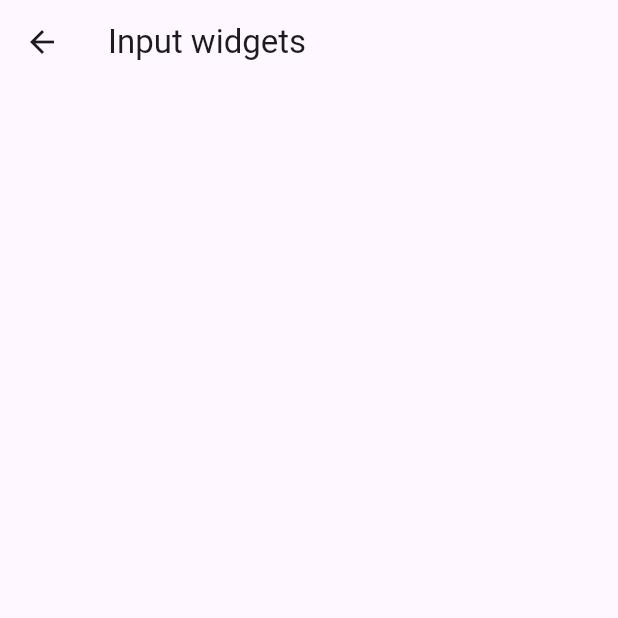
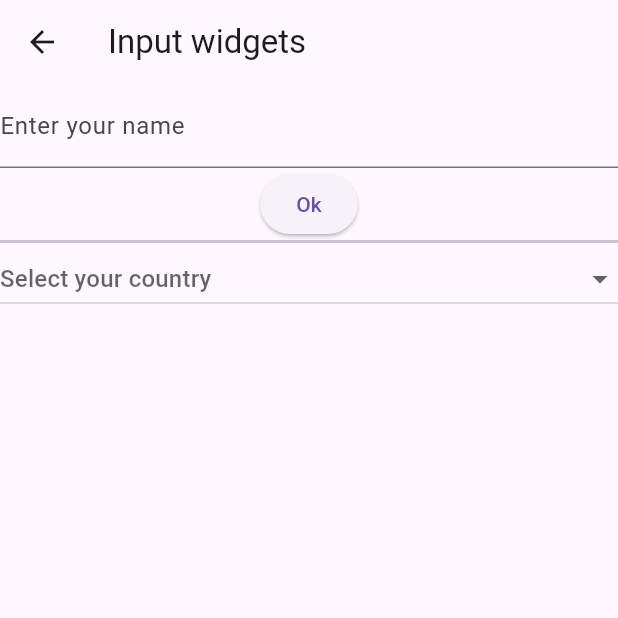
Before and after one commit to denickman/FlutterWidgetsPractice, a Flutter app: the InputWidget screen opened directly, on a phone screen of 412 x 824 dp, the top half of it. Run offline on Flutter 3.47's test engine with Material 3 defaults, Android fonts, the phone set to English and light mode, and no system bars.

Commit message:
Update input widgets

```diff
--- a/lib/input_widget.dart
+++ b/lib/input_widget.dart
@@ -1,5 +1,3 @@
-
-
 import 'package:flutter/material.dart';
 
 class InputWidget extends StatefulWidget {
@@ -10,14 +8,54 @@ class InputWidget extends StatefulWidget {
 }
 
 class _InputWidgetState extends State<InputWidget> {
+  final _nameController = TextEditingController();
+  final countries = ["Ukroine", 'Australia', 'UK', 'USA', 'Canada', 'Denmark'];
+  String? country;
+
   @override
   Widget build(BuildContext context) {
     return Scaffold(
-      appBar: AppBar(
-        title: Text('Input widgets'),
-      ),
+      appBar: AppBar(title: Text('Input widgets')),
       body: Center(
+        child: Column(
+          children: [
+            TextField(
+              controller: _nameController,
+              decoration: InputDecoration(
+                hintText: 'Enter your name',
+                label: Text('Enter your name'),
+              ),
+              onChanged: (value) {
+                print('text changed: $value');
+              },
+            ),
 
+            ElevatedButton(
+              onPressed: () {
+                print(_nameController.text);
+              },
+              child: Text('Ok'),
+            ),
+
+            Divider(height: 2, thickness: 2),
+
+            DropdownButton<String>(
+              isExpanded: true,
+              hint: Text('Select your country'),
+              value: country,
+              items: countries.map(
+                (country) => DropdownMenuItem<String>(
+                  value: country,
+                  child: Text(country),
+                  )
+                ).toList(),
+               onChanged: (value) {
+                    setState(() {
+                      country = value;
+                    });
+              }),
+          ],
+        ),
       ),
     );
   }
```
Also changed, not shown: lib/main.dart (+18 -95 lines).
